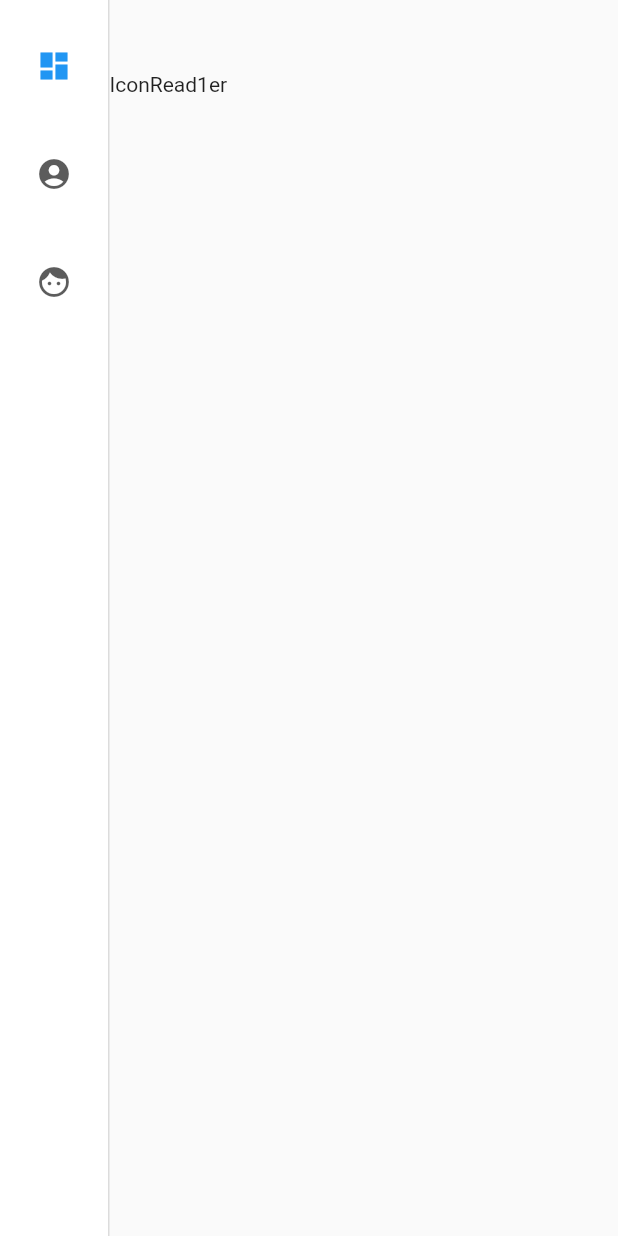
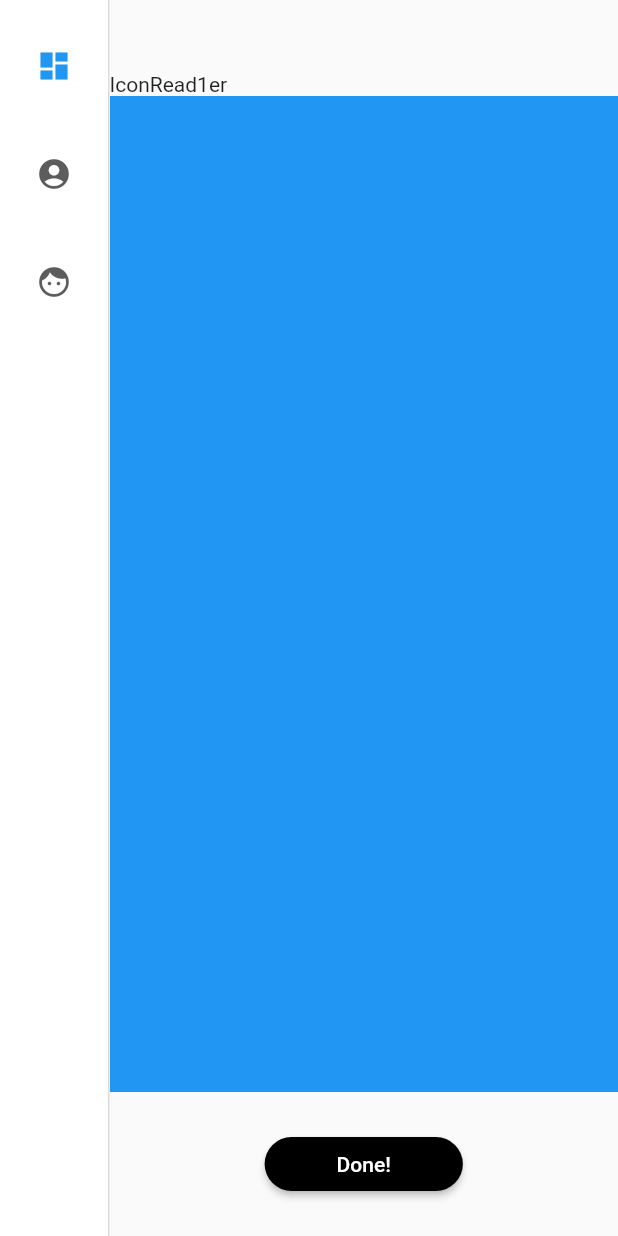
Before and after one commit to SInadumi/obp_hack, a Flutter app: the HomePageForm screen opened directly, on a phone screen of 412 x 824 dp. Run offline on Flutter 3.47's test engine with Material 2 defaults, Android fonts, the phone set to English and light mode, and no system bars; our stand-ins replace cloud_firestore, firebase_auth, firebase_core; accounts and stored records are empty; generated files the repository leaves out were written again.

Commit message:
Add PostPage in homepage

```diff
--- a/lib/home.dart
+++ b/lib/home.dart
@@ -74,6 +74,8 @@ class PostList extends StatelessWidget {
         mainAxisSize: MainAxisSize.max,
         children: [
           PostHeader(),
+          PostForm(),
+          PostButton(),
         ],
       ),
     );
@@ -91,3 +93,56 @@ class PostHeader extends StatelessWidget {
     );
   }
 }
+
+class PostForm extends StatefulWidget {
+  @override
+  _PostFormState createState() => _PostFormState();
+}
+
+class _PostFormState extends State<PostForm> {
+  var ProfileContainer = [
+    Container(
+      color: Colors.blue,
+    ),
+    Container(
+      color: Colors.red,
+    ),
+  ];
+
+  @override
+  Widget build(BuildContext context) {
+    return Container(
+      child: Expanded(
+        child: PageView.builder(
+          itemBuilder: (context, index) {
+            return ProfileContainer[index];
+          },
+          itemCount: ProfileContainer.length,
+        ),
+      ),
+    );
+  }
+}
+
+class PostButton extends StatefulWidget {
+  @override
+  _PostButton createState() => _PostButton();
+}
+
+class _PostButton extends State<PostButton> {
+  Widget build(BuildContext context) {
+    return Padding(
+      padding: EdgeInsets.symmetric(vertical: 24),
+      child: ElevatedButton(
+        style: ElevatedButton.styleFrom(
+          primary: Colors.black,
+          padding: EdgeInsets.symmetric(horizontal: 48),
+          shape:
+              RoundedRectangleBorder(borderRadius: BorderRadius.circular(24)),
+        ),
+        onPressed: () {},
+        child: Text('Done!', style: TextStyle(color: Colors.white)),
+      ),
+    );
+  }
+}
```
